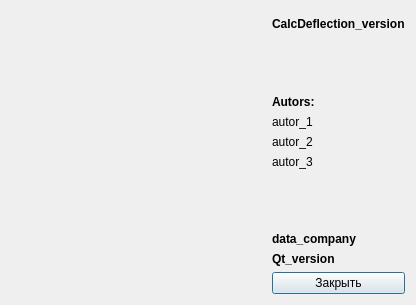
Old version of the form programs/CalcDeflection/ui/infoWindow.ui in the repository Automation-group/FatigueCantileverBend_PIU-5.
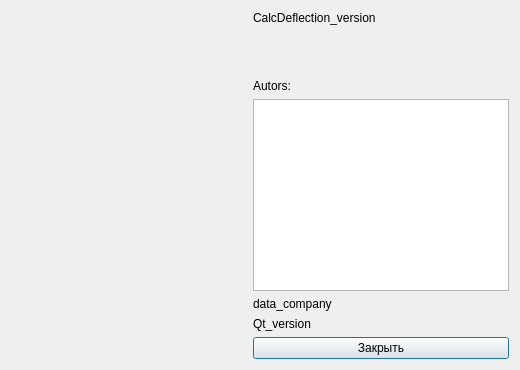
New version of the form.

Commit message: Закончил разработку интерфейса программы.

```diff
--- a/programs/CalcDeflection/ui/infoWindow.ui
+++ b/programs/CalcDeflection/ui/infoWindow.ui
@@ -6,58 +6,43 @@
    <rect>
     <x>0</x>
     <y>0</y>
-    <width>416</width>
-    <height>305</height>
+    <width>520</width>
+    <height>370</height>
    </rect>
   </property>
   <property name="windowTitle">
    <string>Dialog</string>
   </property>
   <layout class="QGridLayout" name="gridLayout">
-   <item row="0" column="0" rowspan="10">
-    <widget class="QLabel" name="label_image">
-     <property name="text">
-      <string/>
-     </property>
-    </widget>
-   </item>
-   <item row="1" column="1" colspan="2">
+   <item row="0" column="2">
     <widget class="QLabel" name="label_version">
-     <property name="font">
-      <font>
-       <bold>true</bold>
-      </font>
-     </property>
      <property name="text">
       <string>CalcDeflection_version</string>
      </property>
     </widget>
    </item>
-   <item row="8" column="1" colspan="2">
+   <item row="2" column="2">
+    <widget class="QLabel" name="label_autors">
+     <property name="text">
+      <string>Autors:</string>
+     </property>
+    </widget>
+   </item>
+   <item row="5" column="2">
     <widget class="QLabel" name="label_data_company">
-     <property name="font">
-      <font>
-       <bold>true</bold>
-      </font>
-     </property>
      <property name="text">
       <string>data_company</string>
      </property>
     </widget>
    </item>
-   <item row="9" column="1" colspan="2">
+   <item row="6" column="2">
     <widget class="QLabel" name="label_qtversion">
-     <property name="font">
-      <font>
-       <bold>true</bold>
-      </font>
-     </property>
      <property name="text">
       <string>Qt_version</string>
      </property>
     </widget>
    </item>
-   <item row="10" column="0">
+   <item row="7" column="0">
     <spacer name="horizontalSpacer">
      <property name="orientation">
       <enum>Qt::Horizontal</enum>
@@ -70,27 +55,24 @@
      </property>
     </spacer>
    </item>
-   <item row="10" column="1" colspan="2">
+   <item row="7" column="2">
     <widget class="QPushButton" name="pushButton_close">
      <property name="text">
       <string>Закрыть</string>
      </property>
     </widget>
    </item>
-   <item row="7" column="1" colspan="2">
-    <spacer name="verticalSpacer">
-     <property name="orientation">
-      <enum>Qt::Vertical</enum>
+   <item row="3" column="2" rowspan="2">
+    <widget class="QTextBrowser" name="textBrowser_autors"/>
+   </item>
+   <item row="0" column="0" rowspan="7">
+    <widget class="QLabel" name="label_image">
+     <property name="text">
+      <string/>
      </property>
-     <property name="sizeHint" stdset="0">
-      <size>
-       <width>133</width>
-       <height>38</height>
-      </size>
-     </property>
-    </spacer>
+    </widget>
    </item>
-   <item row="2" column="1" colspan="2">
+   <item row="1" column="1" colspan="2">
     <spacer name="verticalSpacer_2">
      <property name="orientation">
       <enum>Qt::Vertical</enum>
@@ -103,45 +85,6 @@
      </property>
     </spacer>
    </item>
-   <item row="3" column="1" colspan="2">
-    <widget class="QLabel" name="label_autors">
-     <property name="font">
-      <font>
-       <italic>false</italic>
-       <bold>true</bold>
-      </font>
-     </property>
-     <property name="text">
-      <string>Autors:</string>
-     </property>
-    </widget>
-   </item>
-   <item row="4" column="1" colspan="2">
-    <widget class="QLabel" name="label_autor_1">
-     <property name="text">
-      <string>autor_1</string>
-     </property>
-    </widget>
-   </item>
-   <item row="5" column="1" colspan="2">
-    <widget class="QLabel" name="label_autor_2">
-     <property name="font">
-      <font>
-       <kerning>true</kerning>
-      </font>
-     </property>
-     <property name="text">
-      <string>autor_2</string>
-     </property>
-    </widget>
-   </item>
-   <item row="6" column="1" colspan="2">
-    <widget class="QLabel" name="label_autor_3">
-     <property name="text">
-      <string>autor_3</string>
-     </property>
-    </widget>
-   </item>
   </layout>
  </widget>
  <resources/>
```
The commit also changes 4 other files.
